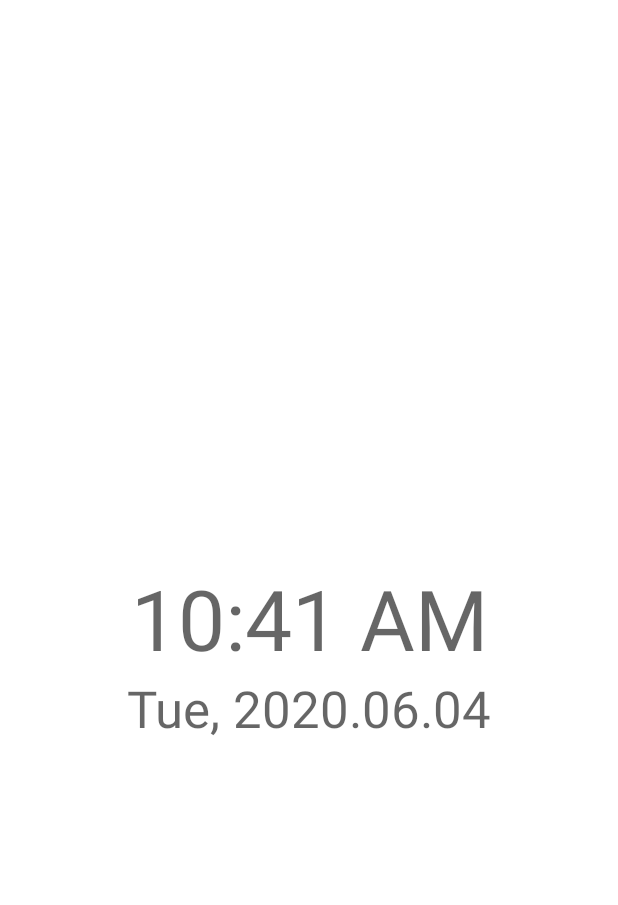
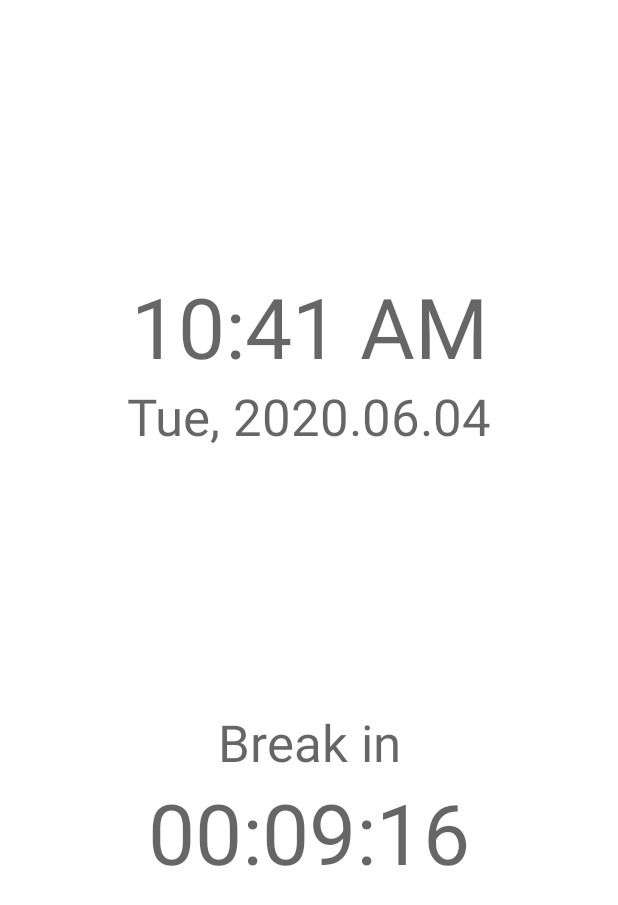
Before and after one commit to beczesz/TimeScheduler, an Android app: the layout activity_main.xml on its own in the app's theme, with its tools: preview values and no code run, on a phone screen of 412 x 824 dp. Shown: the top 905 px of the screen. Run offline under Robolectric (Android 15) with nearby library versions, the phone set to English and light mode, and no system bars.

Commit message:
Display the first event

```diff
--- a/app/src/main/java/com/exarlabs/timescheduler/business/dagger/components/DaggerComponentGraph.java
+++ b/app/src/main/java/com/exarlabs/timescheduler/business/dagger/components/DaggerComponentGraph.java
@@ -4,6 +4,7 @@ import android.content.Context;
 
 import com.exarlabs.timescheduler.MainActivity;
 import com.exarlabs.timescheduler.TimeSchedulerApplication;
+import com.exarlabs.timescheduler.business.EventManager;
 
 /**
  * Here are listed all the locations where injection is needed.
@@ -18,4 +19,6 @@ public interface DaggerComponentGraph {
     void inject(MainActivity app);
 
     void inject(TimeSchedulerApplication app);
+
+    void inject(EventManager eventManager);
 }
--- a/app/src/main/java/com/exarlabs/timescheduler/model/event/BreakEvent.java
+++ b/app/src/main/java/com/exarlabs/timescheduler/model/event/BreakEvent.java
@@ -31,6 +31,12 @@ class BreakEvent extends Event {
     // METHODS
     // ------------------------------------------------------------------------
 
+    @Override
+    public String getEventName() {
+        return "Break";
+    }
+
+
     // ------------------------------------------------------------------------
     // GETTERS / SETTERS
     // ------------------------------------------------------------------------
--- a/app/src/main/java/com/exarlabs/timescheduler/utils/date/formatter/TimeFormatterUtils.java
+++ b/app/src/main/java/com/exarlabs/timescheduler/utils/date/formatter/TimeFormatterUtils.java
@@ -63,7 +63,7 @@ public class TimeFormatterUtils {
     // FIELDS
     // ------------------------------------------------------------------------
 
-    public static final String DURATION_FROMAT_HHh_MMm_SSs = "%02dh:%02dm:%02ds";
+    public static final String DURATION_FROMAT_HHh_MMm_SSs = "%02d:%02d:%02d";
     public static final String DURATION_FROMAT_MM_SS = "%02d:%02d";
 
     // ------------------------------------------------------------------------
--- a/app/src/main/res/layout/activity_main.xml
+++ b/app/src/main/res/layout/activity_main.xml
@@ -12,10 +12,10 @@
         android:layout_width="wrap_content"
         android:layout_height="wrap_content"
         app:layout_constraintBottom_toBottomOf="parent"
-
         app:layout_constraintLeft_toLeftOf="parent"
         app:layout_constraintRight_toRightOf="parent"
         app:layout_constraintTop_toTopOf="parent"
+        app:layout_constraintVertical_bias="0.24000001"
         tools:text="10:41 AM" />
 
     <TextView
@@ -29,4 +29,27 @@
         tools:text="Tue, 2020.06.04" />
 
 
+    <TextView
+        android:id="@+id/tv_event_name"
+        style="@style/Display1"
+        android:layout_width="wrap_content"
+        android:layout_height="wrap_content"
+        app:layout_constraintBottom_toTopOf="@id/tv_remaining_time"
+        app:layout_constraintLeft_toLeftOf="parent"
+        app:layout_constraintRight_toRightOf="parent"
+        tools:text="Break in" />
+
+    <TextView
+        android:id="@+id/tv_remaining_time"
+        style="@style/Display3"
+        android:layout_width="wrap_content"
+        android:layout_height="wrap_content"
+        app:layout_constraintBottom_toBottomOf="parent"
+        app:layout_constraintLeft_toLeftOf="parent"
+        app:layout_constraintRight_toRightOf="parent"
+        app:layout_constraintTop_toTopOf="parent"
+        app:layout_constraintVertical_bias="0.69"
+        tools:text="00:09:16" />
+
+
 </androidx.constraintlayout.widget.ConstraintLayout>
```
Also changed, not shown: app/src/main/java/com/exarlabs/timescheduler/MainActivity.java (+31 -5 lines), app/src/main/java/com/exarlabs/timescheduler/business/EventManager.java (added, +82 -0 lines), app/src/main/java/com/exarlabs/timescheduler/business/dagger/modules/DataModule.java (+7 -0 lines), app/src/main/java/com/exarlabs/timescheduler/model/event/Event.java (+36 -2 lines), app/src/main/java/com/exarlabs/timescheduler/model/event/Marker.java (added, +10 -0 lines).
